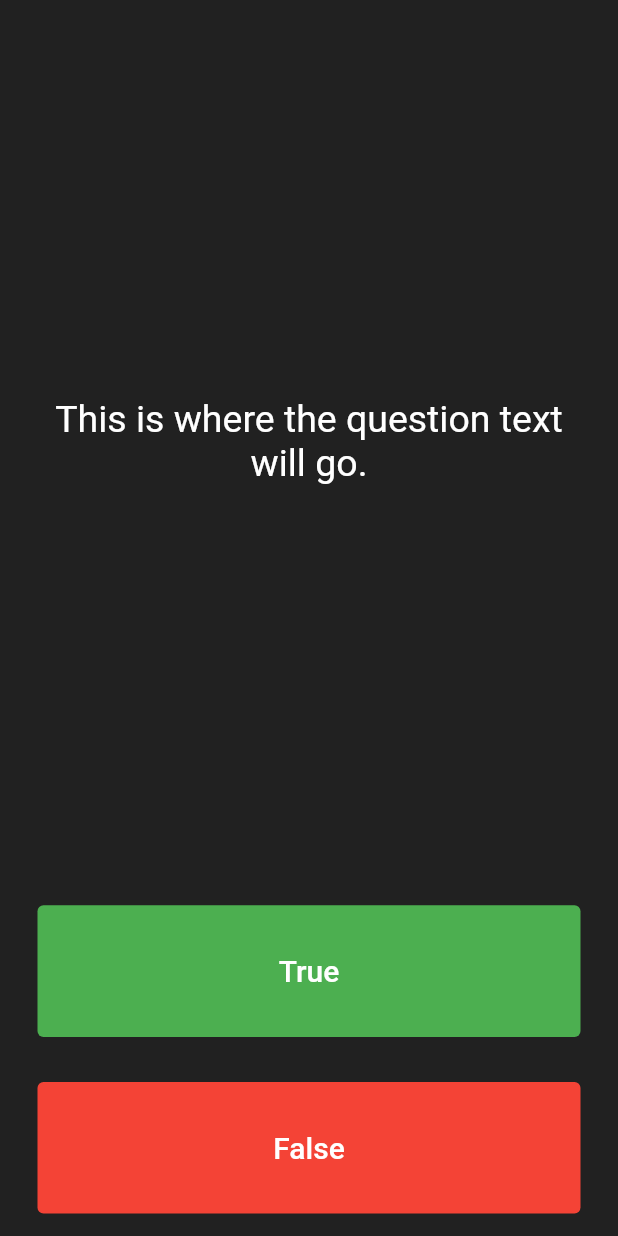
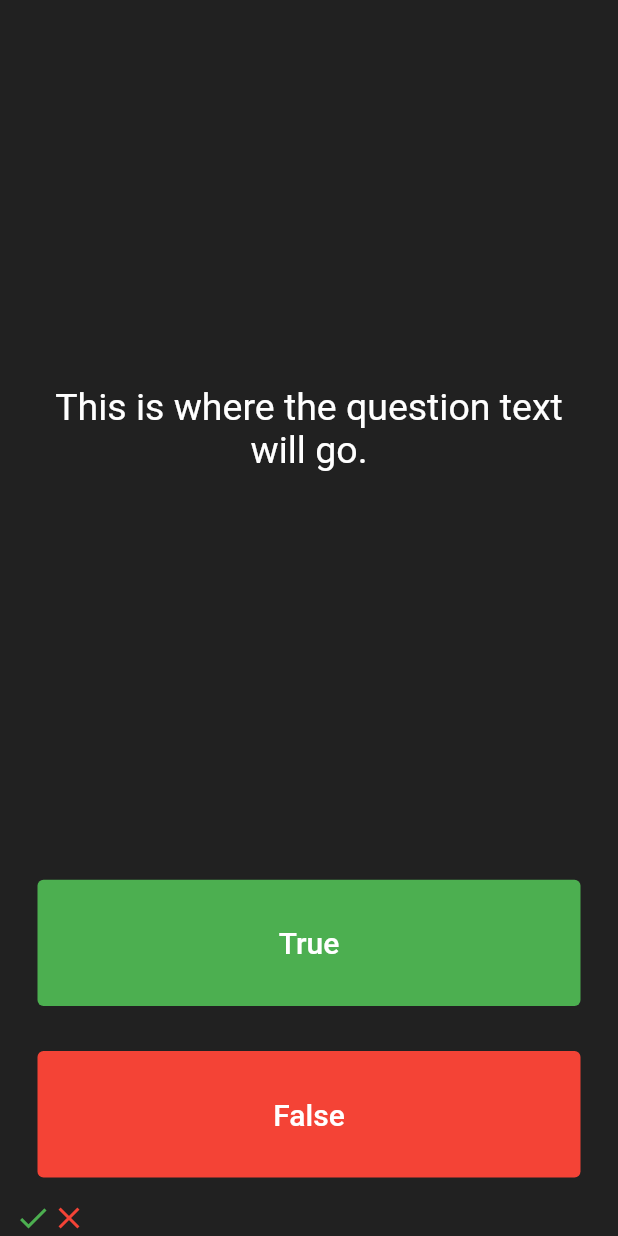
Before and after one commit to Safiullah2000/Safiullah-Quizzler, a Flutter app: the screen it shows after launch, on a phone screen of 412 x 824 dp. Run offline on Flutter 3.47's test engine with Material 2 defaults, Android fonts, the light colour scheme and no system bars.

Commit message:
adding row and icon widget

```diff
--- a/lib/main.dart
+++ b/lib/main.dart
@@ -88,7 +88,18 @@ class _QuizPageState extends State<QuizPage> {
             ),
           ),
         ),
-        //TODO: Add a Row here as your score keeper
+        Row(
+          children: [
+            Icon(
+              Icons.check,
+              color: Colors.green,
+            ),
+            Icon(
+              Icons.close,
+              color: Colors.red,
+            )
+          ],
+        )
       ],
     );
   }
```
